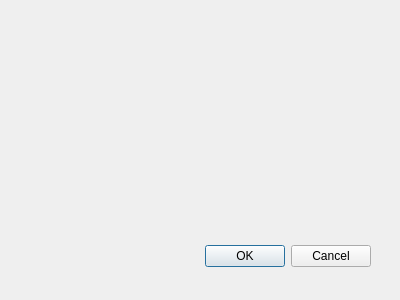
Before: the Qt Designer form CAMan/revoke_cert_dlg.ui in jykim74/CertMan, drawn with Qt 5.
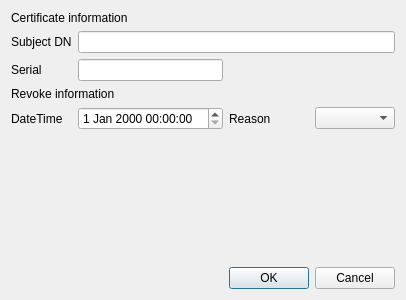
After: the same form once the commit is applied.

What changed in the file:
```diff
--- a/CAMan/revoke_cert_dlg.ui
+++ b/CAMan/revoke_cert_dlg.ui
@@ -15,22 +15,85 @@
   <property name="windowTitle">
    <string>Dialog</string>
   </property>
-  <widget class="QDialogButtonBox" name="buttonBox">
-   <property name="geometry">
-    <rect>
-     <x>30</x>
-     <y>240</y>
-     <width>341</width>
-     <height>32</height>
-    </rect>
-   </property>
-   <property name="orientation">
-    <enum>Qt::Horizontal</enum>
-   </property>
-   <property name="standardButtons">
-    <set>QDialogButtonBox::Cancel|QDialogButtonBox::Ok</set>
-   </property>
-  </widget>
+  <layout class="QGridLayout" name="gridLayout">
+   <item row="4" column="1">
+    <widget class="QDateTimeEdit" name="dateTimeEdit"/>
+   </item>
+   <item row="4" column="0">
+    <widget class="QLabel" name="label_5">
+     <property name="text">
+      <string>DateTime</string>
+     </property>
+    </widget>
+   </item>
+   <item row="4" column="2">
+    <widget class="QLabel" name="label_6">
+     <property name="text">
+      <string>Reason</string>
+     </property>
+    </widget>
+   </item>
+   <item row="5" column="0">
+    <spacer name="verticalSpacer">
+     <property name="orientation">
+      <enum>Qt::Vertical</enum>
+     </property>
+     <property name="sizeHint" stdset="0">
+      <size>
+       <width>20</width>
+       <height>40</height>
+      </size>
+     </property>
+    </spacer>
+   </item>
+   <item row="1" column="0">
+    <widget class="QLabel" name="label_2">
+     <property name="text">
+      <string>Subject DN</string>
+     </property>
+    </widget>
+   </item>
+   <item row="2" column="0">
+    <widget class="QLabel" name="label_3">
+     <property name="text">
+      <string>Serial</string>
+     </property>
+    </widget>
+   </item>
+   <item row="2" column="1">
+    <widget class="QLineEdit" name="lineEdit_2"/>
+   </item>
+   <item row="4" column="3">
+    <widget class="QComboBox" name="comboBox"/>
+   </item>
+   <item row="6" column="2" colspan="2">
+    <widget class="QDialogButtonBox" name="buttonBox">
+     <property name="orientation">
+      <enum>Qt::Horizontal</enum>
+     </property>
+     <property name="standardButtons">
+      <set>QDialogButtonBox::Cancel|QDialogButtonBox::Ok</set>
+     </property>
+    </widget>
+   </item>
+   <item row="1" column="1" colspan="3">
+    <widget class="QLineEdit" name="lineEdit"/>
+   </item>
+   <item row="0" column="0" colspan="2">
+    <widget class="QLabel" name="label">
+     <property name="text">
+      <string>Certificate information</string>
+     </property>
+    </widget>
+   </item>
+   <item row="3" column="0" colspan="2">
+    <widget class="QLabel" name="label_4">
+     <property name="text">
+      <string>Revoke information</string>
+     </property>
+    </widget>
+   </item>
+  </layout>
  </widget>
  <pixmapfunction/>
  <resources/>
```
Left out of the diff: 5 changed lines with no effect on the pictures.
